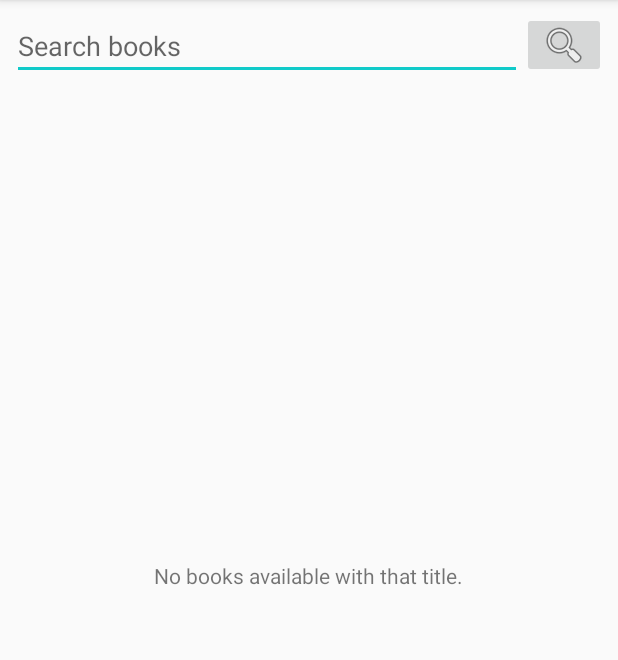
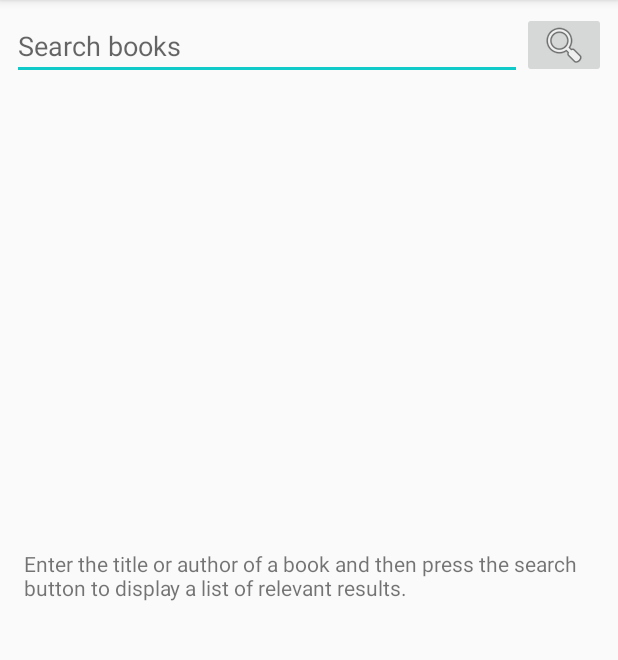
Before and after one commit to jimmymckinney/BookListingApp, an Android app: the screen it shows after launch (MainActivity), on a phone screen of 412 x 824 dp, the part 84-744 px from its top. Run offline under Robolectric (Android 15) with nearby library versions, the phone set to English and light mode, and no system bars.

Commit message:
+start instructions before entering first book title +check network with each new search +read timeout and connection timeout constants +no internet connection string to string resources +removed redundant return statements

```diff
--- a/app/src/main/java/com/example/android/booklistingapp/MainActivity.java
+++ b/app/src/main/java/com/example/android/booklistingapp/MainActivity.java
@@ -28,60 +28,25 @@ public class MainActivity extends AppCompatActivity implements LoaderManager.Loa
     public static final String LOG_TAG = MainActivity.class.getName();
     private static final int BOOK_LOADER_ID = 1;
     private TextView mEmptyStateTextView;
+    private String mUserInput;
     private ProgressBar progress;
+    private ListView bookListView;
 
     @Override
     protected void onCreate(Bundle savedInstanceState) {
         super.onCreate(savedInstanceState);
         setContentView(R.layout.activity_main);
 
-        //Find the Button object
-        searchButton = (ImageButton) findViewById(R.id.search_button);
-
-        //Search Button action
-        searchButton.setOnClickListener(new View.OnClickListener() {
-            @Override
-            public void onClick(View view) {
-                searchText = (EditText) findViewById(R.id.search_text);
-                String userInput = searchText.getText().toString();
-                if (userInput.isEmpty()) {
-                    Context context = getApplicationContext();
-                    CharSequence text = "Nothing Entered in Search";
-                    int duration = Toast.LENGTH_SHORT;
-                    Toast toast = Toast.makeText(context, text, duration);
-                    toast.show();
-
-                    //Exits the method early because nothing else is needed
-                    return;
-
-                } else {
-                    userInput = userInput.replaceAll(" ", "%20");
-                    mRequestUrl = "https://www.googleapis.com/books/v1/volumes?q=" + userInput + "&maxResults=10";
-                }
-                // Get a reference to the LoaderManager, in order to interact with loaders.
-                LoaderManager loaderManager = getLoaderManager();
-                loaderManager.restartLoader(BOOK_LOADER_ID, null, MainActivity.this);
-                Log.v("Context", mRequestUrl);
-            }
-        });
-
         // Find a reference to the {@link ListView} in the layout
-        ListView bookListView = (ListView) findViewById(R.id.list);
+        bookListView = (ListView) findViewById(R.id.list);
 
         mEmptyStateTextView = (TextView) findViewById(R.id.empty_view);
         bookListView.setEmptyView(mEmptyStateTextView);
 
-        ConnectivityManager cm =
-                (ConnectivityManager) this.getSystemService(Context.CONNECTIVITY_SERVICE);
-
-        NetworkInfo activeNetwork = cm.getActiveNetworkInfo();
-        boolean isConnected = activeNetwork != null &&
-                activeNetwork.isConnectedOrConnecting();
-
         progress = (ProgressBar) findViewById(R.id.progress_bar);
-        if (!isConnected) {
+        if (!checkNetworkActivity()) {
             progress.setVisibility(View.GONE);
-            mEmptyStateTextView.setText("No internet connection");
+            mEmptyStateTextView.setText(R.string.no_connection);
         } else {
             // Create a new {@link ArrayAdapter} of books
             mAdapter = new BookAdapter(this, new ArrayList<Book>());
@@ -98,10 +63,56 @@ public class MainActivity extends AppCompatActivity implements LoaderManager.Loa
             // because this activity implements the LoaderCallbacks interface).
             loaderManager.initLoader(BOOK_LOADER_ID, null, this);
         }
+
+
+        //Find the Button object
+        searchButton = (ImageButton) findViewById(R.id.search_button);
+
+        //Search Button action
+        searchButton.setOnClickListener(new View.OnClickListener() {
+            @Override
+            public void onClick(View view) {
+                //bookListView.setVisibility(View.GONE);
+                mEmptyStateTextView.setText(null); //Sets emptyText to null so that progress loader doesn't overlay emptyText
+                mAdapter.clear(); //Clears adapter so progress loader doesn't overlay the last search results
+                if (!checkNetworkActivity()) {
+                    progress.setVisibility(View.GONE);
+                    mEmptyStateTextView.setText(R.string.no_connection);
+                } else {
+                    searchText = (EditText) findViewById(R.id.search_text);
+                    String userInput = searchText.getText().toString();
+                    if (userInput.isEmpty()) {
+                        Context context = getApplicationContext();
+                        CharSequence text = "Nothing Entered in Search";
+                        int duration = Toast.LENGTH_SHORT;
+                        Toast toast = Toast.makeText(context, text, duration);
+                        toast.show();
+
+                        //Exits the method early because nothing else is needed
+                        return;
+
+                    } else {
+                        mUserInput = userInput.replaceAll(" ", "%20");
+                        mRequestUrl = "https://www.googleapis.com/books/v1/volumes?q=" + mUserInput + "&maxResults=10";
+                    }
+                    // Get a reference to the LoaderManager, in order to interact with loaders.
+                    LoaderManager loaderManager = getLoaderManager();
+                    loaderManager.restartLoader(BOOK_LOADER_ID, null, MainActivity.this);
+                    Log.v("Context", mRequestUrl);
+                }
+            }
+        });
+    }
+
+    protected boolean checkNetworkActivity() {
+        ConnectivityManager cm = (ConnectivityManager) this.getSystemService(Context.CONNECTIVITY_SERVICE);
+        NetworkInfo activeNetwork = cm.getActiveNetworkInfo();
+        return activeNetwork != null && activeNetwork.isConnectedOrConnecting();
     }
 
     @Override
     public Loader<List<Book>> onCreateLoader(int i, Bundle bundle) {
+        progress.setVisibility(View.VISIBLE);
         Log.v("Loader", "onCreateLoader");
         // Create a new loader for the given URL
         return new BookLoader(this, mRequestUrl);
@@ -110,9 +121,14 @@ public class MainActivity extends AppCompatActivity implements LoaderManager.Loa
     @Override
     public void onLoadFinished(Loader<List<Book>> loader, List<Book> books) {
         progress.setVisibility(View.GONE);
+        //bookListView.setVisibility(View.VISIBLE);
 
         //Set empty state text
         mEmptyStateTextView.setText(R.string.no_books);
+
+        if (mUserInput == null) {
+            mEmptyStateTextView.setText(R.string.instructions);
+        }
 
         Log.v("Loader", "onLoadFinished");
         // Clear the adapter of previous book data
--- a/app/src/main/res/layout/activity_main.xml
+++ b/app/src/main/res/layout/activity_main.xml
@@ -18,13 +18,14 @@
 
             <EditText
                 android:id="@+id/search_text"
-                android:layout_width="match_parent"
+                android:layout_width="0dp"
                 android:layout_height="wrap_content"
                 android:layout_weight="1"
                 android:hint="@string/search_hint" />
 
             <ImageButton
                 android:id="@+id/search_button"
+                android:contentDescription="@string/search_hint"
                 android:layout_width="wrap_content"
                 android:layout_height="44dp"
                 android:src="@android:drawable/ic_menu_search" />
@@ -41,7 +42,8 @@
         android:id="@+id/empty_view"
         android:layout_width="wrap_content"
         android:layout_height="wrap_content"
-        android:layout_centerInParent="true" />
+        android:layout_margin="16dp"
+        android:layout_centerInParent="true"/>
 
     <ProgressBar
         android:id="@+id/progress_bar"
--- a/app/src/main/res/values/strings.xml
+++ b/app/src/main/res/values/strings.xml
@@ -1,5 +1,7 @@
 <resources>
     <string name="app_name">Book Listing App</string>
     <string name="no_books">No books available with that title.</string>
+    <string name="no_connection">No internet connection available.</string>
     <string name="search_hint">Search books</string>
+    <string name="instructions">Enter the title or author of a book and then press the search button to display a list of relevant results.</string>
 </resources>
```
Also changed, not shown: app/src/main/java/com/example/android/booklistingapp/QueryUtils.java (+6 -6 lines).
